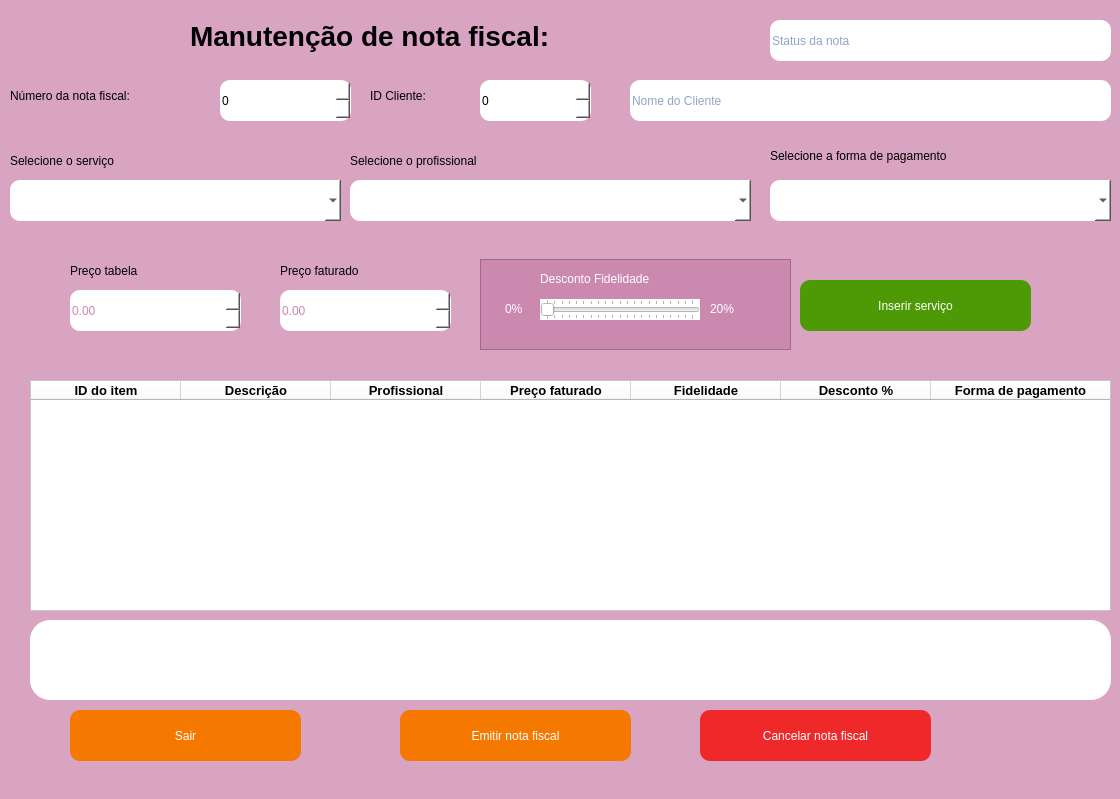
Before: the Qt Designer form telas_duda/manut_nf.ui in JVwolfart/PROJETO-SALAO-JOVEM-PROGRAMADOR, drawn with Qt 5.
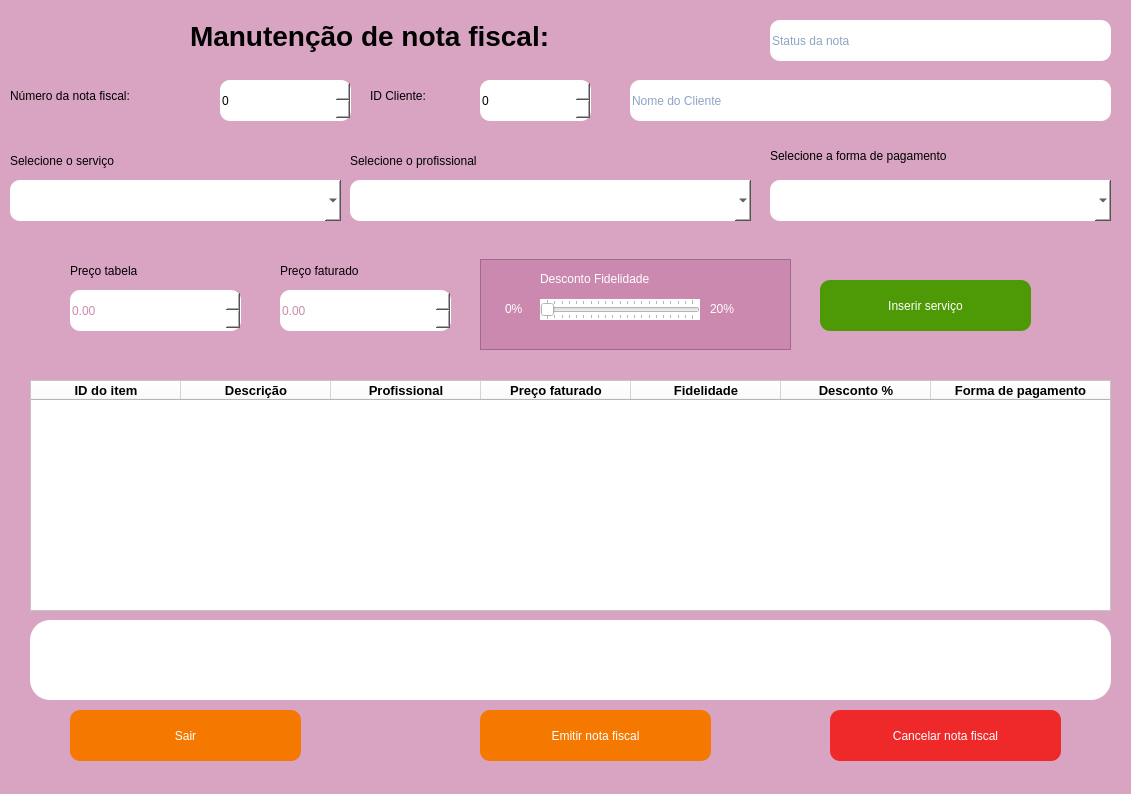
After: the same form once the commit is applied.

The edit to the form file:
```diff
--- a/telas_duda/manut_nf.ui
+++ b/telas_duda/manut_nf.ui
@@ -12,10 +12,22 @@
    <rect>
     <x>0</x>
     <y>0</y>
-    <width>1120</width>
-    <height>799</height>
+    <width>1131</width>
+    <height>794</height>
    </rect>
   </property>
+  <property name="minimumSize">
+   <size>
+    <width>1131</width>
+    <height>794</height>
+   </size>
+  </property>
+  <property name="maximumSize">
+   <size>
+    <width>1141</width>
+    <height>800</height>
+   </size>
+  </property>
   <property name="font">
    <font>
     <pointsize>14</pointsize>
@@ -248,9 +260,9 @@
    <widget class="QPushButton" name="BtnInserir">
     <property name="geometry">
      <rect>
-      <x>800</x>
+      <x>820</x>
       <y>280</y>
-      <width>231</width>
+      <width>211</width>
       <height>51</height>
      </rect>
     </property>
@@ -601,7 +613,7 @@
    <widget class="QPushButton" name="BtnCalcularNf">
     <property name="geometry">
      <rect>
-      <x>400</x>
+      <x>480</x>
       <y>710</y>
       <width>231</width>
       <height>51</height>
@@ -671,7 +683,7 @@
    <widget class="QPushButton" name="BtnCancelarNf">
     <property name="geometry">
      <rect>
-      <x>700</x>
+      <x>830</x>
       <y>710</y>
       <width>231</width>
       <height>51</height>
```
